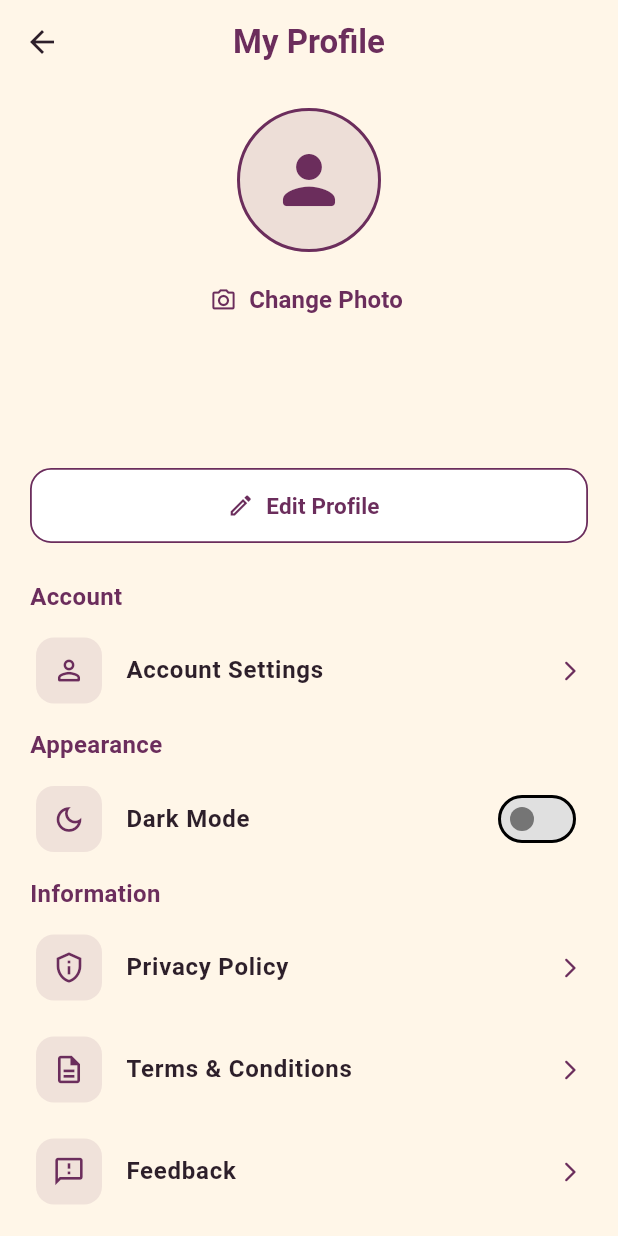
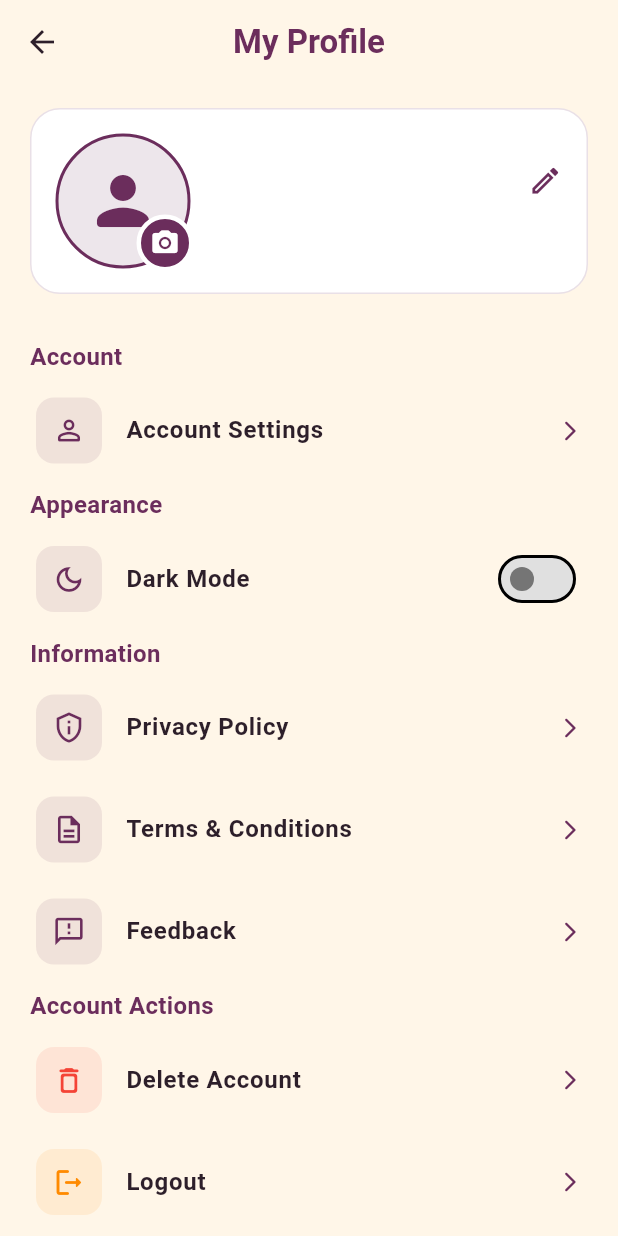
Before and after one commit to quratulainnadeem40/recipe_app, a Flutter app: the ProfileScreen screen opened directly, on a phone screen of 412 x 824 dp. Run offline on Flutter 3.47's test engine with Material 3 defaults, Android fonts, the phone set to English and light mode, and no system bars; our stand-ins replace cloud_firestore, firebase_auth, firebase_core, get, get_storage, image_picker; accounts and stored records are empty.

Commit message:
profile changes

```diff
--- a/lib/features/profile/views/profile_screen.dart
+++ b/lib/features/profile/views/profile_screen.dart
@@ -18,11 +18,9 @@ class ProfileScreen extends GetView<ProfileController> {
     final theme = Theme.of(context);
     final isDark = theme.brightness == Brightness.dark;
 
-    final primaryColor =
-        isDark ? AppColors.darkPrimary : AppColors.primary;
+    final primaryColor = isDark ? AppColors.darkPrimary : AppColors.primary;
 
-    final backgroundColor =
-        theme.scaffoldBackgroundColor;
+    final backgroundColor = theme.scaffoldBackgroundColor;
 
     return Scaffold(
       backgroundColor: backgroundColor,
@@ -30,7 +28,6 @@ class ProfileScreen extends GetView<ProfileController> {
       // =====================================================
       // APP BAR
       // =====================================================
-
       appBar: AppBar(
         elevation: 0,
         centerTitle: true,
@@ -47,87 +44,29 @@ class ProfileScreen extends GetView<ProfileController> {
       // =====================================================
       // BODY
       // =====================================================
-
       body: SafeArea(
         child: SingleChildScrollView(
-          padding: const EdgeInsets.symmetric(
-            horizontal: 20,
-            vertical: 16,
-          ),
+          padding: const EdgeInsets.symmetric(horizontal: 20, vertical: 16),
           child: Column(
             children: [
               // =====================================================
               // PROFILE HEADER
               // =====================================================
-
               Obx(
                 () => ProfileHeader(
-                  name: controller.user.value?.name ??
-                      'COOKmate User',
-                  email: controller.user.value?.email ??
-                      '',
-                  profileImageBytes:
-                      controller.profileImageBytes.value,
-                  onImageTap:
-                      controller.pickProfileImage,
+                  name: controller.user.value?.name ?? 'COOKmate User',
+                  email: controller.user.value?.email ?? '',
+                  profileImageBytes: controller.profileImageBytes.value,
+                  onImageTap: controller.pickProfileImage,
                 ),
               ),
 
-              const SizedBox(height: 28),
-
-              // =====================================================
-              // EDIT PROFILE
-              // =====================================================
-
-              SizedBox(
-                width: double.infinity,
-                height: 50,
-                child: OutlinedButton.icon(
-                  onPressed: () {
-                    Get.toNamed(
-                      AppRoutes.editProfile,
-                    );
-                  },
-                  icon: Icon(
-                    Icons.edit_outlined,
-                    color: primaryColor,
-                  ),
-                  label: Text(
-                    'Edit Profile',
-                    style: TextStyle(
-                      color: primaryColor,
-                      fontSize: 15,
-                      fontWeight: FontWeight.w600,
-                    ),
-                  ),
-                  style: OutlinedButton.styleFrom(
-                    foregroundColor: primaryColor,
-                    side: BorderSide(
-                      color: primaryColor,
-                      width: 1.2,
-                    ),
-                    shape: RoundedRectangleBorder(
-                      borderRadius:
-                          BorderRadius.circular(14),
-                    ),
-                    backgroundColor: isDark
-                        ? AppColors.darkSurface
-                        : AppColors.lightSurface,
-                    elevation: 0,
-                  ),
-                ),
-              ),
-
-              const SizedBox(height: 24),
+              const SizedBox(height: 30),
 
               // =====================================================
               // ACCOUNT
               // =====================================================
-
-              _sectionTitle(
-                context,
-                'Account',
-              ),
+              _sectionTitle(context, 'Account'),
 
               const SizedBox(height: 8),
 
@@ -135,9 +74,7 @@ class ProfileScreen extends GetView<ProfileController> {
                 icon: Icons.person_outline_rounded,
                 title: 'Account Settings',
                 onTap: () {
-                  Get.toNamed(
-                    AppRoutes.accountSettings,
-                  );
+                  Get.toNamed(AppRoutes.accountSettings);
                 },
               ),
 
@@ -146,20 +83,14 @@ class ProfileScreen extends GetView<ProfileController> {
               // =====================================================
               // APPEARANCE
               // =====================================================
-
-              _sectionTitle(
-                context,
-                'Appearance',
-              ),
+              _sectionTitle(context, 'Appearance'),
 
               const SizedBox(height: 8),
 
               Obx(
                 () => ThemeSwitchTile(
-                  value:
-                      controller.isDarkMode.value,
-                  onChanged:
-                      controller.toggleTheme,
+                  value: controller.isDarkMode.value,
+                  onChanged: controller.toggleTheme,
                 ),
               ),
 
@@ -168,25 +99,18 @@ class ProfileScreen extends GetView<ProfileController> {
               // =====================================================
               // INFORMATION
               // =====================================================
-
-              _sectionTitle(
-                context,
-                'Information',
-              ),
+              _sectionTitle(context, 'Information'),
 
               const SizedBox(height: 8),
 
               // -----------------------------------------------------
               // PRIVACY POLICY
               // -----------------------------------------------------
-
               ProfileOptionTile(
                 icon: Icons.privacy_tip_outlined,
                 title: 'Privacy Policy',
                 onTap: () {
-                  Get.toNamed(
-                    AppRoutes.privacyPolicy,
-                  );
+                  Get.toNamed(AppRoutes.privacyPolicy);
                 },
               ),
 
@@ -195,14 +119,11 @@ class ProfileScreen extends GetView<ProfileController> {
               // -----------------------------------------------------
               // TERMS & CONDITIONS
               // -----------------------------------------------------
-
               ProfileOptionTile(
                 icon: Icons.description_outlined,
                 title: 'Terms & Conditions',
                 onTap: () {
-                  Get.toNamed(
-                    AppRoutes.termsAndConditions,
-                  );
+                  Get.toNamed(AppRoutes.termsAndConditions);
                 },
               ),
 
@@ -211,14 +132,11 @@ class ProfileScreen extends GetView<ProfileController> {
               // -----------------------------------------------------
               // FEEDBACK
               // -----------------------------------------------------
-
               ProfileOptionTile(
                 icon: Icons.feedback_outlined,
                 title: 'Feedback',
                 onTap: () {
-                  Get.toNamed(
-                    AppRoutes.feedback,
-                  );
+                  Get.toNamed(AppRoutes.feedback);
                 },
               ),
 
@@ -227,24 +145,18 @@ class ProfileScreen extends GetView<ProfileController> {
               // =====================================================
               // ACCOUNT ACTIONS
               // =====================================================
-
-              _sectionTitle(
-                context,
-                'Account Actions',
-              ),
+              _sectionTitle(context, 'Account Actions'),
 
               const SizedBox(height: 8),
 
               // -----------------------------------------------------
               // DELETE ACCOUNT
               // -----------------------------------------------------
-
               ProfileOptionTile(
                 icon: Icons.delete_outline_rounded,
                 title: 'Delete Account',
                 iconColor: Colors.red,
-                onTap:
-                    controller.deleteAccount,
+                onTap: controller.deleteAccount,
               ),
 
               const SizedBox(height: 8),
@@ -252,13 +164,11 @@ class ProfileScreen extends GetView<ProfileController> {
               // -----------------------------------------------------
               // LOGOUT
               // -----------------------------------------------------
-
               ProfileOptionTile(
                 icon: Icons.logout_rounded,
                 title: 'Logout',
                 iconColor: AppColors.orange,
-                onTap:
-                    controller.logout,
+                onTap: controller.logout,
               ),
 
               const SizedBox(height: 24),
@@ -273,17 +183,10 @@ class ProfileScreen extends GetView<ProfileController> {
   // SECTION TITLE
   // ===============================================================
 
-  Widget _sectionTitle(
-    BuildContext context,
-    String title,
-  ) {
-    final isDark =
-        Theme.of(context).brightness ==
-            Brightness.dark;
+  Widget _sectionTitle(BuildContext context, String title) {
+    final isDark = Theme.of(context).brightness == Brightness.dark;
 
-    final primaryColor = isDark
-        ? AppColors.darkPrimary
-        : AppColors.primary;
+    final primaryColor = isDark ? AppColors.darkPrimary : AppColors.primary;
 
     return Align(
       alignment: Alignment.centerLeft,
--- a/lib/features/profile/views/widgets/profile_header.dart
+++ b/lib/features/profile/views/widgets/profile_header.dart
@@ -1,6 +1,8 @@
 import 'dart:typed_data';
 
 import 'package:flutter/material.dart';
+import 'package:get/get.dart';
+import 'package:recipe_app/core/routes/app_routes.dart';
 
 import '../../../../core/theme/app_colors.dart';
 import '../../../../core/theme/app_text_styles.dart';
@@ -26,27 +28,35 @@ class ProfileHeader extends StatelessWidget {
 
     final isDark = theme.brightness == Brightness.dark;
 
-    final primaryColor =
-        isDark ? AppColors.darkPrimary : AppColors.primary;
+    final primaryColor = isDark ? AppColors.darkPrimary : AppColors.primary;
 
-    final secondaryTextColor =
-        colorScheme.onSurfaceVariant;
+    final secondaryTextColor = colorScheme.onSurfaceVariant;
 
-    return Column(
+   return Container(
+  width: double.infinity,
+  padding: const EdgeInsets.all(16),
+  decoration: BoxDecoration(
+    color: isDark
+        ? AppColors.darkSurface
+        : AppColors.lightSurface,
+    borderRadius: BorderRadius.circular(20),
+    border: Border.all(
+      color: primaryColor.withValues(alpha: 0.15),
+    ),
+  ),
+  child: Row(
     children: [
-        // =====================================================
-        // PROFILE IMAGE
-        // =====================================================
-
+      // PROFILE IMAGE + CAMERA ICON
+      Stack(
+        clipBehavior: Clip.none,
+        children: [
           GestureDetector(
             onTap: onImageTap,
             child: Container(
-            width: 96,
-            height: 96,
+              width: 90,
+              height: 90,
               decoration: BoxDecoration(
-              color: primaryColor.withValues(
-                alpha: 0.12,
-              ),
+                color: primaryColor.withValues(alpha: 0.12),
                 shape: BoxShape.circle,
                 border: Border.all(
                   color: primaryColor,
@@ -57,8 +67,6 @@ class ProfileHeader extends StatelessWidget {
                 child: profileImageBytes != null
                     ? Image.memory(
                         profileImageBytes!,
-                      width: 96,
-                      height: 96,
                         fit: BoxFit.cover,
                       )
                     : Icon(
@@ -70,56 +78,89 @@ class ProfileHeader extends StatelessWidget {
             ),
           ),
 
-        const SizedBox(height: 8),
+          // CAMERA ICON
+          Positioned(
+            right: -2,
+            bottom: -2,
+            child: GestureDetector(
+              onTap: onImageTap,
+              child: Container(
+                width: 38,
+                height: 38,
+                decoration: BoxDecoration(
+                  color: primaryColor,
+                  shape: BoxShape.circle,
+                  border: Border.all(
+                    color: isDark
+                        ? AppColors.darkSurface
+                        : AppColors.lightSurface,
+                    width: 3,
+                  ),
+                ),
+                child: const Icon(
+                  Icons.camera_alt_rounded,
+                  color: Colors.white,
+                  size: 20,
+                ),
+              ),
+            ),
+          ),
+        ],
+      ),
 
-        // =====================================================
-        // CHANGE PHOTO
-        // =====================================================
+      const SizedBox(width: 14),
 
-        TextButton.icon(
-          onPressed: onImageTap,
-          icon: Icon(
-            Icons.camera_alt_outlined,
-            size: 18,
-            color: primaryColor,
-          ),
-          label: Text(
-            'Change Photo',
-            style: TextStyle(
-              color: primaryColor,
-              fontWeight: FontWeight.w600,
+      // NAME + EMAIL
+      Expanded(
+        child: Column(
+          crossAxisAlignment: CrossAxisAlignment.start,
+          children: [
+            // NAME + PENCIL
+            Row(
+              children: [
+                Expanded(
+                  child: Text(
+                    name,
+                    maxLines: 1,
+                    overflow: TextOverflow.ellipsis,
+                    style: AppTextStyles.headingMedium.copyWith(
+                      color: colorScheme.onSurface,
+                      fontWeight: FontWeight.w700,
                     ),
                   ),
                 ),
 
-        const SizedBox(height: 4),
-
-        // =====================================================
-        // NAME
-        // =====================================================
-
-        Text(
-          name,
-          style: AppTextStyles.headingMedium.copyWith(
-            color: colorScheme.onSurface,
+                GestureDetector(
+                  onTap: () {
+                    Get.toNamed(
+                      AppRoutes.editProfile,
+                    );
+                  },
+                  child: Icon(
+                    Icons.edit_outlined,
+                    color: primaryColor,
+                    size: 23,
                   ),
-          textAlign: TextAlign.center,
+                ),
+              ],
             ),
 
-        const SizedBox(height: 4),
+            const SizedBox(height: 6),
 
-        // =====================================================
             // EMAIL
-        // =====================================================
-
             Text(
               email,
+              maxLines: 1,
+              overflow: TextOverflow.ellipsis,
               style: AppTextStyles.bodyMedium.copyWith(
                 color: secondaryTextColor,
               ),
-          textAlign: TextAlign.center,
             ),
           ],
+        ),
+      ),
+    ],
+  ),
 );
   }
 }
```
Lines whose indentation alone changed are shown as unchanged.
